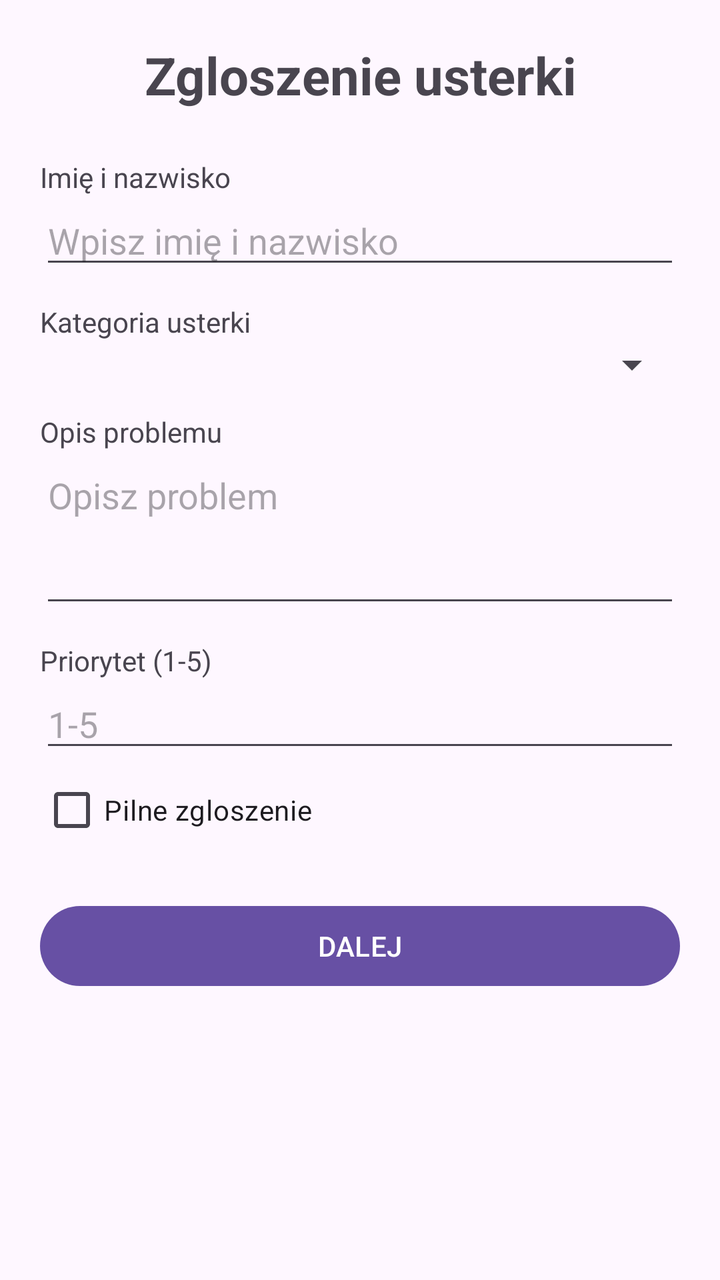
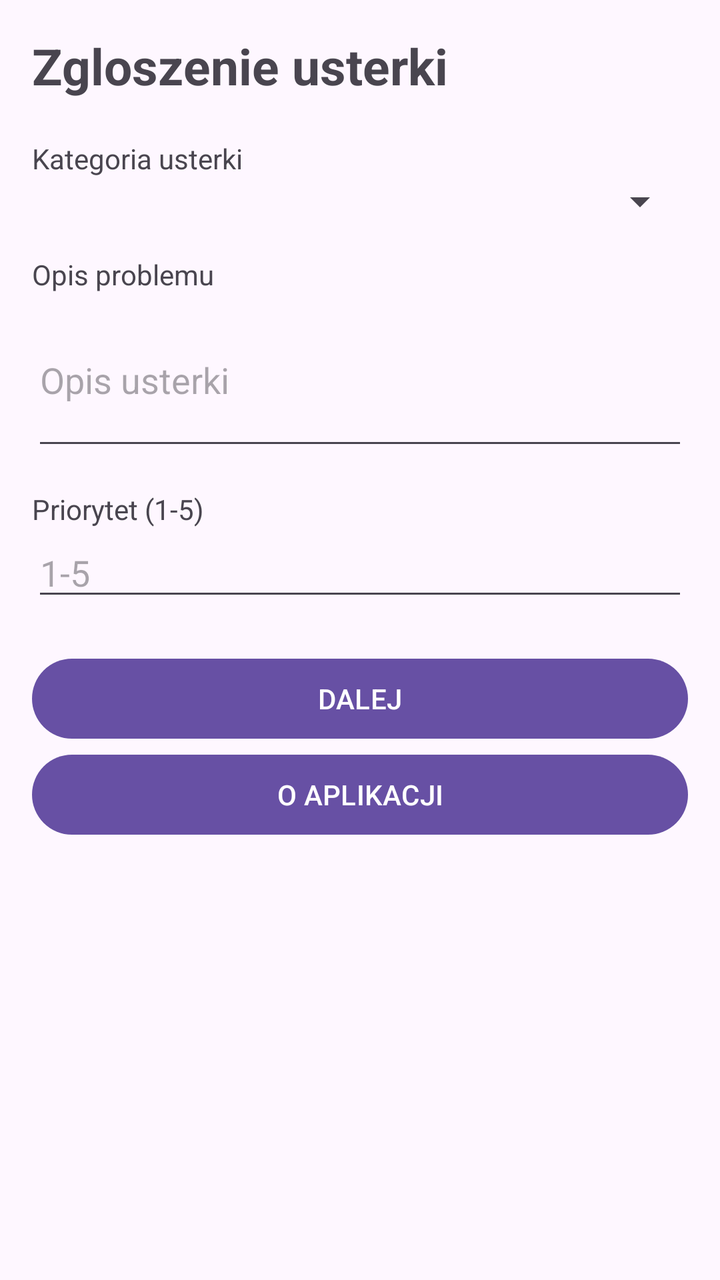

Compare the two renders of this Android layout. The source of the first and the diff that turns it into the second are given below.
<!-- AndroidManifest.xml: application theme Theme.Zglaszanie_usterki -->
<!-- res/layout/activity_main.xml -->
<?xml version="1.0" encoding="utf-8"?>
<ScrollView xmlns:android="http://schemas.android.com/apk/res/android"
    android:layout_width="match_parent"
    android:layout_height="match_parent">

    <LinearLayout
        android:layout_width="match_parent"
        android:layout_height="wrap_content"
        android:orientation="vertical"
        android:padding="20dp">

        <TextView
            android:layout_width="match_parent"
            android:layout_height="wrap_content"
            android:text="@string/title_form"
            android:textSize="26sp"
            android:textStyle="bold"
            android:gravity="center"
            android:layout_marginBottom="24dp" />

        <TextView
            android:layout_width="match_parent"
            android:layout_height="wrap_content"
            android:text="Imię i nazwisko" />

        <EditText
            android:id="@+id/etName"
            android:layout_width="match_parent"
            android:layout_height="wrap_content"
            android:hint="Wpisz imię i nazwisko"
            android:inputType="textPersonName" />

        <TextView
            android:layout_width="match_parent"
            android:layout_height="wrap_content"
            android:text="@string/label_category"
            android:layout_marginTop="12dp" />

        <Spinner
            android:id="@+id/spCategory"
            android:layout_width="match_parent"
            android:layout_height="wrap_content" />

        <TextView
            android:layout_width="match_parent"
            android:layout_height="wrap_content"
            android:text="@string/label_description"
            android:layout_marginTop="12dp" />

        <EditText
            android:id="@+id/etDescription"
            android:layout_width="match_parent"
            android:layout_height="wrap_content"
            android:hint="Opisz problem"
            android:inputType="textMultiLine"
            android:minLines="3"
            android:gravity="top" />

        <TextView
            android:layout_width="match_parent"
            android:layout_height="wrap_content"
            android:text="@string/label_priority"
            android:layout_marginTop="12dp" />

        <EditText
            android:id="@+id/etPriority"
            android:layout_width="match_parent"
            android:layout_height="wrap_content"
            android:hint="1-5"
            android:inputType="number" />

        <CheckBox
            android:id="@+id/cbUrgent"
            android:layout_width="match_parent"
            android:layout_height="wrap_content"
            android:text="@string/urgent" />

        <Button
            android:id="@+id/btnNext"
            android:layout_width="match_parent"
            android:layout_height="wrap_content"
            android:text="@string/btn_next"
            android:layout_marginTop="20dp" />

    </LinearLayout>
</ScrollView>
<!-- resources referenced by this layout -->
<resources>
  <string name="btn_next">DALEJ</string>
  <string name="label_category">Kategoria usterki</string>
  <string name="label_description">Opis problemu</string>
  <string name="label_priority">Priorytet (1-5)</string>
  <string name="title_form">Zgloszenie usterki</string>
  <string name="urgent">Pilne zgloszenie</string>
  <style name="Theme.Zglaszanie_usterki" parent="Base.Theme.Zglaszanie_usterki" />
  <style name="Base.Theme.Zglaszanie_usterki" parent="Theme.Material3.DayNight.NoActionBar">
          
          
      </style>
</resources>

<!-- the commit's change to res/layout/activity_main.xml (unified diff, before → after) -->
@@ -1,86 +1,65 @@
-<?xml version="1.0" encoding="utf-8"?>
-<ScrollView xmlns:android="http://schemas.android.com/apk/res/android"
+<LinearLayout xmlns:android="http://schemas.android.com/apk/res/android"
     android:layout_width="match_parent"
-    android:layout_height="match_parent">
+    android:layout_height="match_parent"
+    android:orientation="vertical"
+    android:padding="16dp">
 
-    <LinearLayout
+    <TextView
         android:layout_width="match_parent"
         android:layout_height="wrap_content"
-        android:orientation="vertical"
-        android:padding="20dp">
+        android:text="@string/title_form"
+        android:textSize="25sp"
+        android:textStyle="bold" />
 
-        <TextView
-            android:layout_width="match_parent"
-            android:layout_height="wrap_content"
-            android:text="@string/title_form"
-            android:textSize="26sp"
-            android:textStyle="bold"
-            android:gravity="center"
-            android:layout_marginBottom="24dp" />
+    <TextView
+        android:layout_width="wrap_content"
+        android:layout_height="wrap_content"
+        android:text="@string/label_category"
+        android:layout_marginTop="20dp" />
 
-        <TextView
-            android:layout_width="match_parent"
-            android:layout_height="wrap_content"
-            android:text="Imię i nazwisko" />
+    <Spinner
+        android:id="@+id/spCategory"
+        android:layout_width="match_parent"
+        android:layout_height="wrap_content" />
 
-        <EditText
-            android:id="@+id/etName"
-            android:layout_width="match_parent"
-            android:layout_height="wrap_content"
-            android:hint="Wpisz imię i nazwisko"
-            android:inputType="textPersonName" />
+    <TextView
+        android:layout_width="wrap_content"
+        android:layout_height="wrap_content"
+        android:text="@string/label_description"
+        android:layout_marginTop="15dp" />
 
-        <TextView
-            android:layout_width="match_parent"
-            android:layout_height="wrap_content"
-            android:text="@string/label_category"
-            android:layout_marginTop="12dp" />
+    <EditText
+        android:id="@+id/etDescription"
+        android:layout_width="match_parent"
+        android:layout_height="wrap_content"
+        android:hint="Opis usterki"
+        android:inputType="textMultiLine"
+        android:minLines="3" />
 
-        <Spinner
-            android:id="@+id/spCategory"
-            android:layout_width="match_parent"
-            android:layout_height="wrap_content" />
+    <TextView
+        android:layout_width="wrap_content"
+        android:layout_height="wrap_content"
+        android:text="@string/label_priority"
+        android:layout_marginTop="15dp" />
 
-        <TextView
-            android:layout_width="match_parent"
-            android:layout_height="wrap_content"
-            android:text="@string/label_description"
-            android:layout_marginTop="12dp" />
+    <EditText
+        android:id="@+id/etPriority"
+        android:layout_width="match_parent"
+        android:layout_height="wrap_content"
+        android:hint="1-5"
+        android:inputType="number" />
 
-        <EditText
-            android:id="@+id/etDescription"
-            android:layout_width="match_parent"
-            android:layout_height="wrap_content"
-            android:hint="Opisz problem"
-            android:inputType="textMultiLine"
-            android:minLines="3"
-            android:gravity="top" />
+    <Button
+        android:id="@+id/btnNext"
+        android:layout_width="match_parent"
+        android:layout_height="wrap_content"
+        android:text="@string/btn_next"
+        android:layout_marginTop="20dp" />
 
-        <TextView
-            android:layout_width="match_parent"
-            android:layout_height="wrap_content"
-            android:text="@string/label_priority"
-            android:layout_marginTop="12dp" />
+    <Button
+        android:id="@+id/btnAbout"
+        android:layout_width="match_parent"
+        android:layout_height="wrap_content"
+        android:text="O APLIKACJI" />
 
-        <EditText
-            android:id="@+id/etPriority"
-            android:layout_width="match_parent"
-            android:layout_height="wrap_content"
-            android:hint="1-5"
-            android:inputType="number" />
-
-        <CheckBox
-            android:id="@+id/cbUrgent"
-            android:layout_width="match_parent"
-            android:layout_height="wrap_content"
-            android:text="@string/urgent" />
-
-        <Button
-            android:id="@+id/btnNext"
-            android:layout_width="match_parent"
-            android:layout_height="wrap_content"
-            android:text="@string/btn_next"
-            android:layout_marginTop="20dp" />
-
-    </LinearLayout>
-</ScrollView>
+</LinearLayout>
<!-- resource entries referenced after the edit -->
@@ -5,7 +5,6 @@
   <string name="label_description">Opis problemu</string>
   <string name="label_priority">Priorytet (1-5)</string>
   <string name="title_form">Zgloszenie usterki</string>
-  <string name="urgent">Pilne zgloszenie</string>
   <style name="Theme.Zglaszanie_usterki" parent="Base.Theme.Zglaszanie_usterki" />
   <style name="Base.Theme.Zglaszanie_usterki" parent="Theme.Material3.DayNight.NoActionBar">
           
